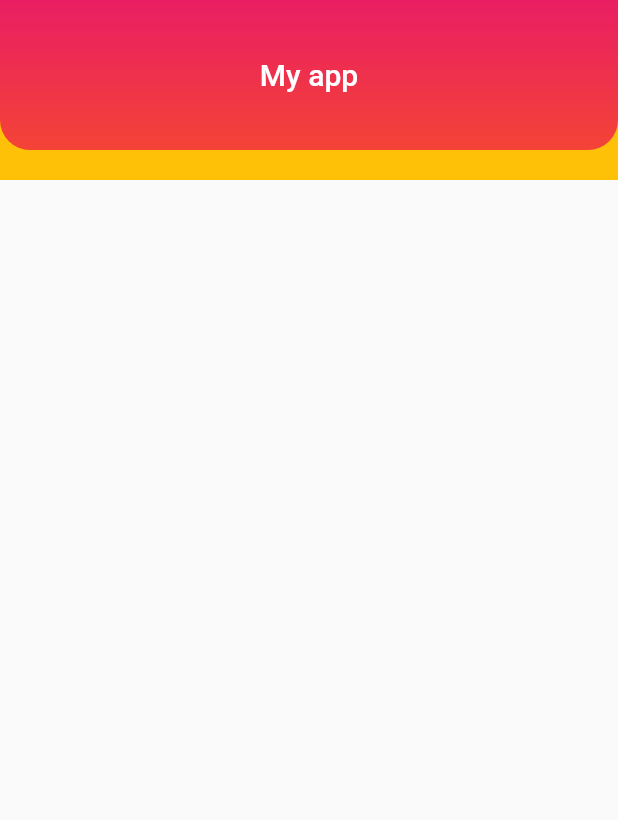
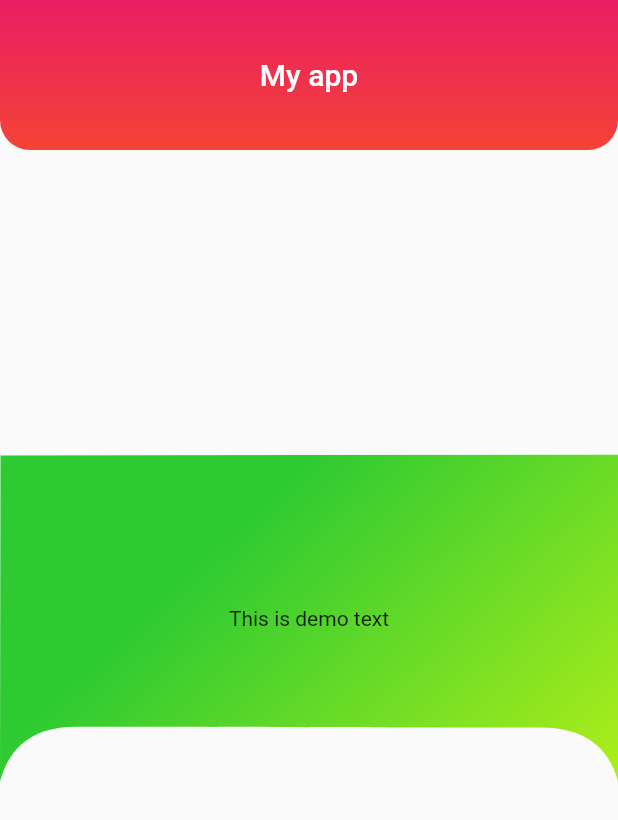
Before and after one commit to zubairbhuian/app_bar, a Flutter app: the screen it shows after launch, on a phone screen of 412 x 824 dp. Shown: the top 820 px of the screen. Run offline on Flutter 3.47's test engine with Material 2 defaults, Android fonts, the light colour scheme and no system bars.

Commit message:
7.6.22.1

```diff
--- /dev/null
+++ b/lib/custom_clip_path.dart
@@ -0,0 +1,30 @@
+import 'package:flutter/cupertino.dart';
+
+class CustomClipPth extends CustomClipper<Path> {
+  @override
+  Path getClip(Size size) {
+    Path path0 = Path();
+    path0.moveTo(size.width * 0.0008333, size.height * 0.0033333);
+    path0.lineTo(0, size.height);
+    path0.quadraticBezierTo(size.width * 0.0238000, size.height * 0.8301333,
+        size.width * 0.1252583, size.height * 0.8322167);
+    path0.cubicTo(
+        size.width * 0.3040083,
+        size.height * 0.8322167,
+        size.width * 0.6962833,
+        size.height * 0.8350000,
+        size.width * 0.8750333,
+        size.height * 0.8350000);
+    path0.quadraticBezierTo(size.width * 0.9767000, size.height * 0.8354167,
+        size.width, size.height);
+    path0.lineTo(size.width, 0);
+    path0.lineTo(size.width * 0.0008333, size.height * 0.0033333);
+    path0.close();
+    return path0;
+  }
+
+  @override
+  bool shouldReclip(covariant CustomClipper<Path> oldClipper) {
+    return true;
+  }
+}
--- a/lib/home_screen.dart
+++ b/lib/home_screen.dart
@@ -1,4 +1,5 @@
 import 'package:flutter/material.dart';
+import 'package:hospital_ui/custom_clip_path.dart';
 
 class MyHomePage extends StatelessWidget {
   const MyHomePage({Key? key}) : super(key: key);
@@ -23,12 +24,20 @@ class MyHomePage extends StatelessWidget {
               end: Alignment.topCenter),
         )),
       ),
-      body: Column(
-        children: [
-          Container(
-            color: Colors.amber,
-            height: 120,
-          )
-        ],
+      body: Center(
+        child: ClipPath(
+          clipper: CustomClipPth(),
+          child: Container(
+              // width: 200,
+              height: 218,
+              decoration: const BoxDecoration(
+                  gradient: LinearGradient(colors: [
+                Color.fromARGB(255, 45, 202, 50),
+                Color.fromARGB(255, 174, 238, 26)
+              ], begin: Alignment.topCenter, end: Alignment.bottomRight)),
+              child: const Center(
+                child: Text('This is demo text'),
+              )),
+        ),
       ));
 }
```
